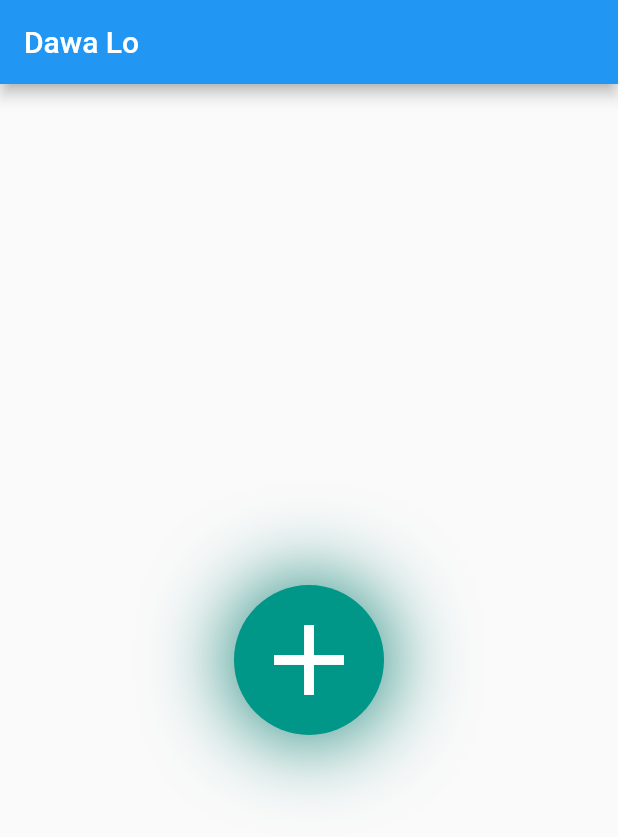
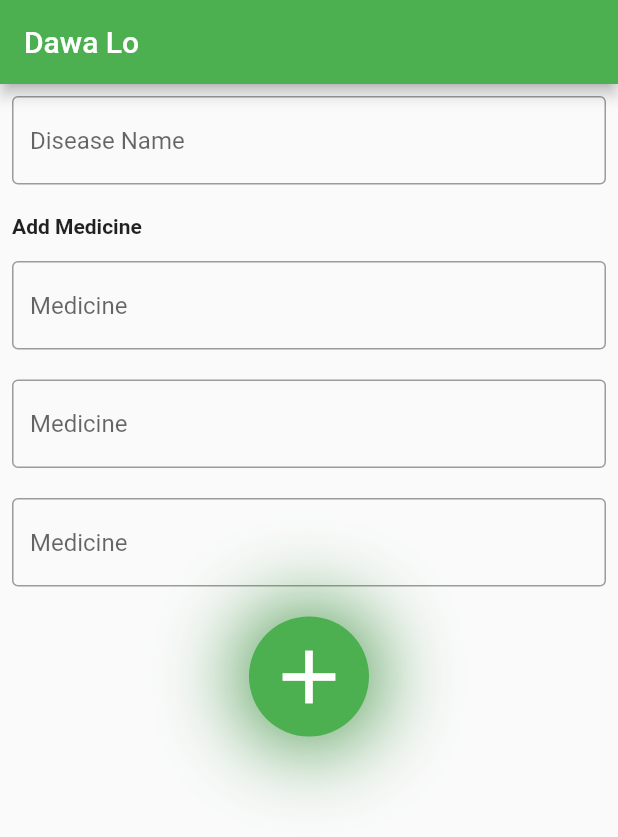
Before and after one commit to Ashutosh9119/dawa-lo, a Flutter app: the screen it shows after launch, on a phone screen of 412 x 824 dp. Shown: the top 837 px of the screen. Run offline on Flutter 3.47's test engine with Material 2 defaults, Android fonts, the light colour scheme and no system bars.

Commit message:
medicine form

```diff
--- a/lib/main.dart
+++ b/lib/main.dart
@@ -1,4 +1,5 @@
 import 'package:dawalo/home.dart';
+import 'package:dawalo/medicineform.dart';
 import 'package:flutter/material.dart';
 
 void main() {
@@ -11,10 +12,7 @@ class DawaLo extends StatelessWidget {
   Widget build(BuildContext context) {
     return MaterialApp(
       home: Scaffold(
-        appBar: AppBar(
-          title: const Text("Dawa Lo"),
-        ),
-        body: HomeScreen(),
+        body: MedicineForm(),
       ),
     );
   }
--- /dev/null
+++ b/lib/medicineform.dart
@@ -0,0 +1,77 @@
+import 'package:flutter/material.dart';
+
+class MedicineForm extends StatelessWidget {
+  Widget build(BuildContext context) {
+    return Scaffold(
+      appBar: AppBar(
+        backgroundColor: Colors.green,
+        title: Text("Dawa Lo"),
+      ),
+      body: Padding(
+        padding: EdgeInsets.all(8.0),
+        child: Column(
+          crossAxisAlignment: CrossAxisAlignment.start,
+          children: [
+            TextField(
+              decoration: const InputDecoration(
+                  border: OutlineInputBorder(), hintText: 'Disease Name'),
+            ),
+            SizedBox(
+              height: 20,
+            ),
+            Text(
+              "Add Medicine",
+              style: TextStyle(fontWeight: FontWeight.bold),
+            ),
+            SizedBox(
+              height: 15,
+            ),
+            TextField(
+              decoration: const InputDecoration(
+                  border: OutlineInputBorder(), hintText: 'Medicine'),
+            ),
+            SizedBox(
+              height: 20,
+            ),
+            TextField(
+              decoration: const InputDecoration(
+                  border: OutlineInputBorder(), hintText: "Medicine"),
+            ),
+            SizedBox(
+              height: 20,
+            ),
+            TextField(
+              decoration: const InputDecoration(
+                  border: OutlineInputBorder(), hintText: 'Medicine'),
+            ),
+            SizedBox(
+              height: 20,
+            ),
+            Container(
+              decoration: BoxDecoration(
+                  shape: BoxShape.circle,
+                  color: Colors.green,
+                  boxShadow: [
+                    BoxShadow(
+                        color: (Colors.green[700])!,
+                        blurRadius: 50,
+                        offset: Offset(0, 0),
+                        spreadRadius: 5)
+                  ]),
+              width: double.infinity,
+              child: IconButton(
+                onPressed: () {},
+                icon: Icon(
+                  Icons.add,
+                  size: 60,
+                  color: Colors.white,
+                ),
+              ),
+              height: 80,
+            )
+          ],
+        ),
+      ),
+    );
+  }
+}
```
